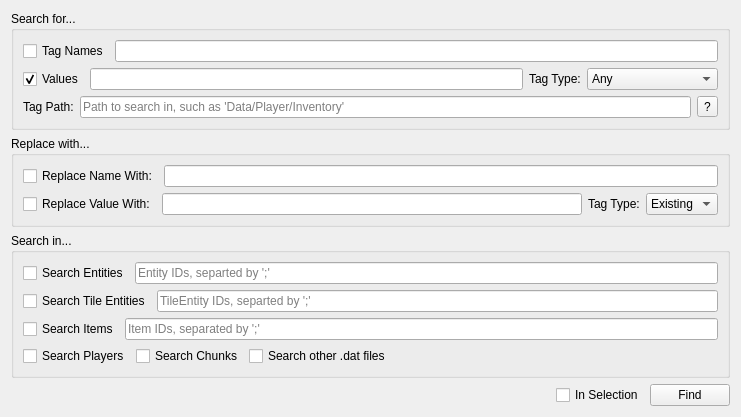
Above: src/mcedit2/ui/find_replace_nbt.ui from mcedit/mcedit2 before the change. Below: the same form after it.
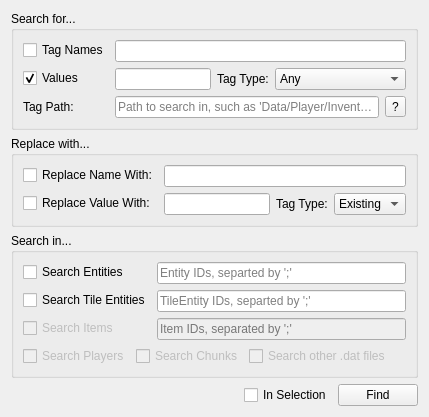
That is the form after the change.

Commit message: Add "Remove Tags" commands to Find/Replace NBT results

```diff
--- a/src/mcedit2/ui/find_replace_nbt.ui
+++ b/src/mcedit2/ui/find_replace_nbt.ui
@@ -6,14 +6,14 @@
    <rect>
     <x>0</x>
     <y>0</y>
-    <width>741</width>
-    <height>394</height>
+    <width>429</width>
+    <height>390</height>
    </rect>
   </property>
   <property name="windowTitle">
    <string>Form</string>
   </property>
-  <layout class="QVBoxLayout" name="verticalLayout">
+  <layout class="QVBoxLayout" name="verticalLayout_4">
    <item>
     <widget class="QGroupBox" name="groupBox">
      <property name="title">
@@ -21,22 +21,18 @@
      </property>
      <layout class="QVBoxLayout" name="verticalLayout_2">
       <item>
-       <layout class="QHBoxLayout" name="horizontalLayout_9">
-        <item>
+       <layout class="QFormLayout" name="formLayout_2">
+        <item row="0" column="0">
          <widget class="QCheckBox" name="searchNameCheckbox">
           <property name="text">
            <string>Tag Names</string>
           </property>
          </widget>
         </item>
-        <item>
+        <item row="0" column="1">
          <widget class="QLineEdit" name="nameField"/>
         </item>
-       </layout>
-      </item>
-      <item>
-       <layout class="QHBoxLayout" name="horizontalLayout_23">
-        <item>
+        <item row="1" column="0">
          <widget class="QCheckBox" name="searchValueCheckbox">
           <property name="text">
            <string>Values</string>
@@ -46,6 +42,8 @@
           </property>
          </widget>
         </item>
+        <item row="1" column="1">
+         <layout class="QHBoxLayout" name="horizontalLayout_3">
         <item>
          <widget class="QLineEdit" name="valueField"/>
         </item>
@@ -147,15 +145,15 @@
         </item>
        </layout>
       </item>
-      <item>
-       <layout class="QHBoxLayout" name="horizontalLayout_10">
-        <item>
+        <item row="2" column="0">
          <widget class="QLabel" name="label_10">
           <property name="text">
            <string>Tag Path:</string>
           </property>
          </widget>
         </item>
+        <item row="2" column="1">
+         <layout class="QHBoxLayout" name="horizontalLayout_2">
         <item>
          <widget class="QLineEdit" name="tagPathBox">
           <property name="placeholderText">
@@ -173,6 +171,8 @@
        </layout>
       </item>
      </layout>
+      </item>
+     </layout>
     </widget>
    </item>
    <item>
@@ -182,28 +182,29 @@
      </property>
      <layout class="QVBoxLayout" name="verticalLayout">
       <item>
-       <layout class="QHBoxLayout" name="horizontalLayout_26">
-        <item>
+       <layout class="QFormLayout" name="formLayout">
+        <property name="fieldGrowthPolicy">
+         <enum>QFormLayout::AllNonFixedFieldsGrow</enum>
+        </property>
+        <item row="0" column="0">
          <widget class="QCheckBox" name="replaceNameCheckbox">
           <property name="text">
            <string>Replace Name With:</string>
           </property>
          </widget>
         </item>
-        <item>
+        <item row="0" column="1">
          <widget class="QLineEdit" name="replaceNameField"/>
         </item>
-       </layout>
-      </item>
-      <item>
-       <layout class="QHBoxLayout" name="horizontalLayout_27">
-        <item>
+        <item row="1" column="0">
          <widget class="QCheckBox" name="replaceValueCheckbox">
           <property name="text">
            <string>Replace Value With:</string>
           </property>
          </widget>
         </item>
+        <item row="1" column="1">
+         <layout class="QHBoxLayout" name="horizontalLayout">
         <item>
          <widget class="QLineEdit" name="replaceValueField"/>
         </item>
@@ -261,6 +262,8 @@
        </layout>
       </item>
      </layout>
+      </item>
+     </layout>
     </widget>
    </item>
    <item>
@@ -268,54 +271,52 @@
      <property name="title">
       <string>Search in...</string>
      </property>
-     <layout class="QVBoxLayout" name="verticalLayout_4">
+     <layout class="QVBoxLayout" name="verticalLayout_3">
       <item>
-       <layout class="QHBoxLayout" name="horizontalLayout_19">
-        <item>
+       <layout class="QFormLayout" name="formLayout_3">
+        <item row="0" column="0">
          <widget class="QCheckBox" name="searchEntitiesCheckbox">
           <property name="text">
            <string>Search Entities</string>
           </property>
          </widget>
         </item>
-        <item>
+        <item row="0" column="1">
          <widget class="QLineEdit" name="entityIDField">
           <property name="placeholderText">
            <string>Entity IDs, separted by ';'</string>
           </property>
          </widget>
         </item>
-       </layout>
-      </item>
-      <item>
-       <layout class="QHBoxLayout" name="horizontalLayout_24">
-        <item>
+        <item row="1" column="0">
          <widget class="QCheckBox" name="searchTileEntitiesCheckbox">
           <property name="text">
            <string>Search Tile Entities</string>
           </property>
          </widget>
         </item>
-        <item>
+        <item row="1" column="1">
          <widget class="QLineEdit" name="tileEntityIDField">
           <property name="placeholderText">
            <string>TileEntity IDs, separted by ';'</string>
           </property>
          </widget>
         </item>
-       </layout>
-      </item>
-      <item>
-       <layout class="QHBoxLayout" name="horizontalLayout_22">
-        <item>
+        <item row="2" column="0">
          <widget class="QCheckBox" name="searchItemsCheckbox">
+          <property name="enabled">
+           <bool>false</bool>
+          </property>
           <property name="text">
            <string>Search Items</string>
           </property>
          </widget>
         </item>
-        <item>
+        <item row="2" column="1">
          <widget class="QLineEdit" name="itemIDField">
+          <property name="enabled">
+           <bool>false</bool>
+          </property>
           <property name="placeholderText">
            <string>Item IDs, separated by ';'</string>
           </property>
@@ -327,6 +328,9 @@
        <layout class="QHBoxLayout" name="horizontalLayout_20">
         <item>
          <widget class="QCheckBox" name="searchPlayersCheckbox">
+          <property name="enabled">
+           <bool>false</bool>
+          </property>
           <property name="text">
            <string>Search Players</string>
           </property>
@@ -334,6 +338,9 @@
         </item>
         <item>
          <widget class="QCheckBox" name="searchChunksCheckbox">
+          <property name="enabled">
+           <bool>false</bool>
+          </property>
           <property name="text">
            <string>Search Chunks</string>
           </property>
@@ -341,6 +348,9 @@
         </item>
         <item>
          <widget class="QCheckBox" name="searchOtherDatsCheckbox">
+          <property name="enabled">
+           <bool>false</bool>
+          </property>
           <property name="text">
            <string>Search other .dat files</string>
           </property>
```
Lines whose indentation alone changed are shown as unchanged. The commit also changes 2 other files.
